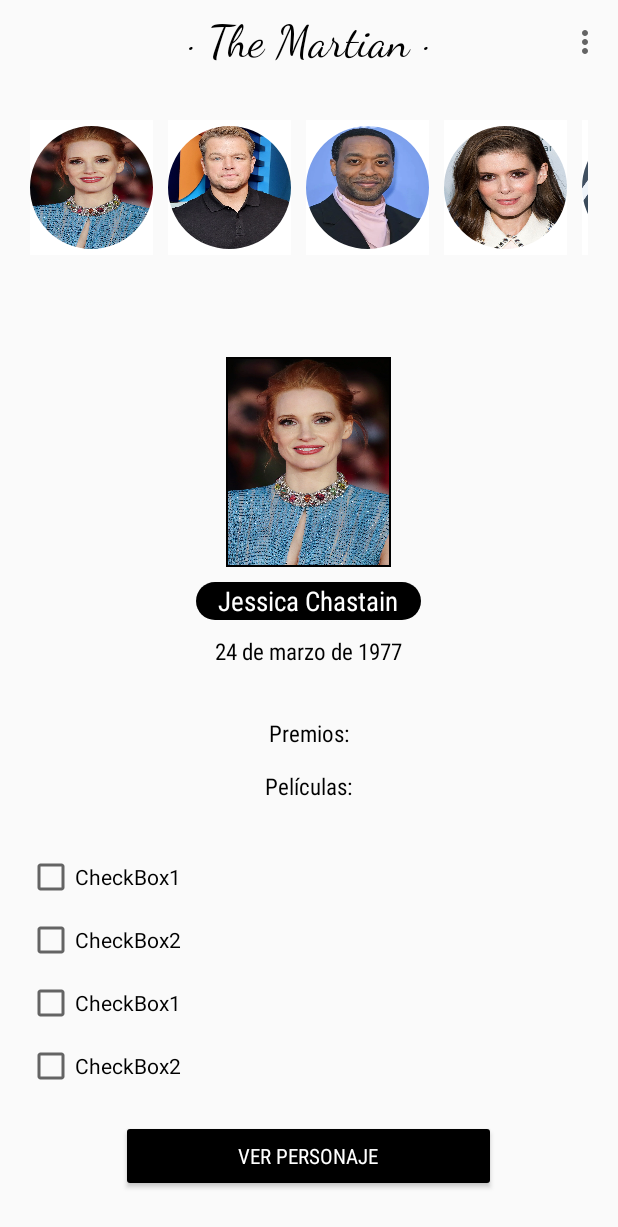
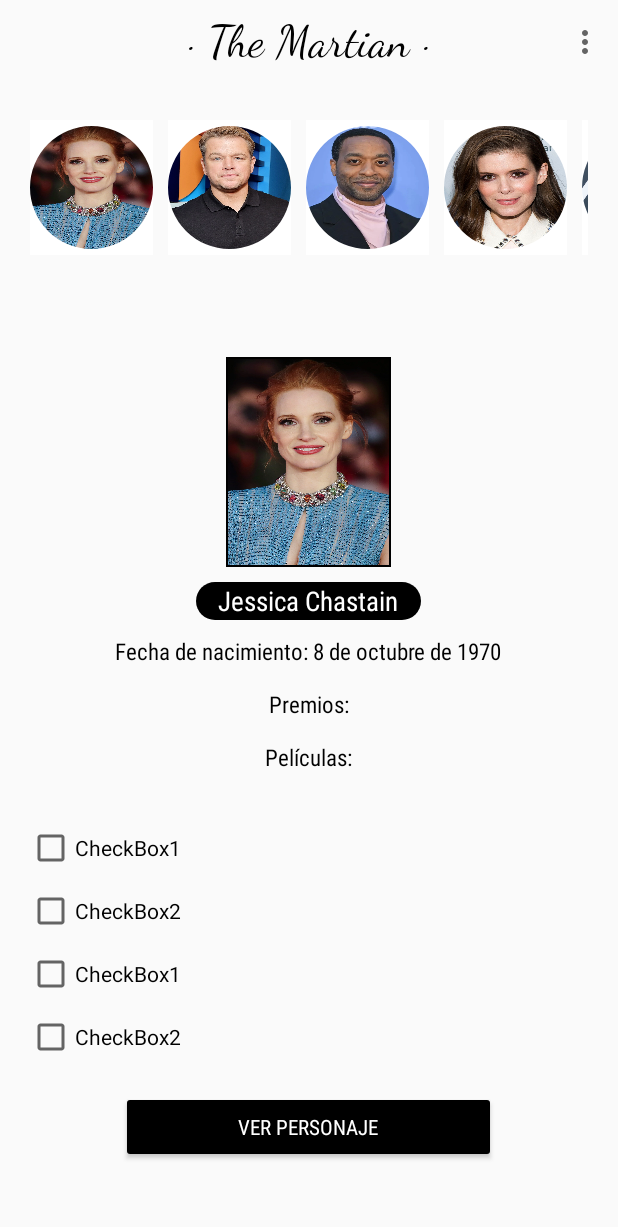
Before and after one commit to majo08velas/finalMoviles, an Android app: the screen it shows after launch (MainActivity), after a tap on an icon or button, on a phone screen of 412 x 824 dp. Shown: the top 1227 px of the screen. Run offline under Robolectric (Android 15) with nearby library versions, the phone set to English and light mode, and no system bars.

Commit message:
Se agregó funcionalidad de cambio de imagen y texto

```diff
--- a/app/src/main/java/com/example/myapplication/MainActivity.kt
+++ b/app/src/main/java/com/example/myapplication/MainActivity.kt
@@ -46,76 +46,95 @@ class MainActivity : AppCompatActivity() {
         val txtActorAwards = findViewById<TextView>(R.id.actorAwards)
         val txtActorMovies = findViewById<TextView>(R.id.actorMovies)
 
-        btnJessica.setOnClickListener{
-            imageView.setBackgroundResource(R.drawable.jessica)
-            txtActorName.text = "Jessica Chastain"
-            txtActorBornDate.text = "24 de marzo de 1977"
-        }
+        val actor1 = Actor("Matt", "Damon", R.drawable.matt, "8 de octubre de 1970")
+        val actor2 = Actor("Jessica", "Chastain",R.drawable.jessica, "24 de marzo de 1977" )
+        val actor3 = Actor("Chiwetel ", "Ejiofor",R.drawable.chiwetel, "10 de julio de 1977" )
+        val actor4 = Actor("Kate ", "Mara",R.drawable.kate, "27 de febrero de 1983" )
+        val actor5 = Actor("Sebastian ", "Stan",R.drawable.sebastian, "13 de agosto de 1982" )
+        val actor6 = Actor("Kristen ", "Wiig",R.drawable.kristen, "22 de agosto de 1973" )
+        val actor7 = Actor("Sean ", "Bean",R.drawable.sean, "17 de abril de 1959" )
+        val actor8 = Actor("Michael ", "Peña",R.drawable.michael, "13 de enero de 1976" )
+        val actor9 = Actor("Aksel ", "Hennie",R.drawable.aksel, "29 de octubre de 1975" )
+        val actor10 = Actor("Jeff ", "Daniels",R.drawable.jeff, "19 de febrero de 1955" )
+        val actor11 = Actor("Donald ", "Glover",R.drawable.donald, "25 de septiembre de 1983" )
+        val actor12 = Actor("Benedict ", "Wong",R.drawable.benedict, "3 de julio de 1971" )
+
+        val character1 = Character("Mark","Watney", "Astronauta","Principal",actor1)
+        val character2 = Character("Melissa","Lewis", "Astronauta","Principal",actor2)
+        val character3 = Character("Venkat","Kapoor", "Astronauta","Secundario", actor3)
 
         btnMatt.setOnClickListener{
             imageView.setBackgroundResource(R.drawable.matt)
-            txtActorName.text = "Matt Damon"
+            txtActorName.text = actor1.fistName + " " + actor1.lastName
+            txtActorBornDate.text = "Fecha de nacimiento: " + actor2.bornDate
         }
+
+        btnJessica.setOnClickListener{
+            imageView.setBackgroundResource(R.drawable.jessica)
+            txtActorName.text = actor2.fistName + " " + actor2.lastName
+            txtActorBornDate.text = "Fecha de nacimiento: " + actor1.bornDate
+        }
+
         btnChiwetel.setOnClickListener{
             imageView.setBackgroundResource(R.drawable.chiwetel)
-            txtActorName.text = "Chiwetel Ejiofor"
+            txtActorName.text = actor3.fistName + " " + actor3.lastName
+            txtActorBornDate.text = "Fecha de nacimiento: " + actor3.bornDate
         }
 
         btnKate.setOnClickListener{
             imageView.setBackgroundResource(R.drawable.kate)
-            txtActorName.text = "Kate Mara"
+            txtActorName.text = actor4.fistName + " " + actor4.lastName
+            txtActorBornDate.text = "Fecha de nacimiento: " + actor4.bornDate
         }
 
         btnSebastian.setOnClickListener{
             imageView.setBackgroundResource(R.drawable.sebastian)
-            txtActorName.text = "Sebastian Stan"
+            txtActorName.text = actor5.fistName + " " + actor5.lastName
+            txtActorBornDate.text = "Fecha de nacimiento: " + actor5.bornDate
         }
 
         btnKristen.setOnClickListener{
             imageView.setBackgroundResource(R.drawable.kristen)
-            txtActorName.text = "Kristen Wiig"
+            txtActorName.text = actor6.fistName + " " + actor6.lastName
+            txtActorBornDate.text = "Fecha de nacimiento: " + actor6.bornDate
         }
 
         btnSean.setOnClickListener{
             imageView.setBackgroundResource(R.drawable.sean)
-            txtActorName.text = "Sean Bean"
+            txtActorName.text = actor7.fistName + " " + actor7.lastName
+            txtActorBornDate.text = "Fecha de nacimiento: " + actor7.bornDate
         }
 
         btnMichael.setOnClickListener{
             imageView.setBackgroundResource(R.drawable.michael)
-            txtActorName.text = "Michael Peña"
+            txtActorName.text = actor8.fistName + " " + actor8.lastName
+            txtActorBornDate.text = "Fecha de nacimiento: " + actor8.bornDate
         }
 
         btnAksel.setOnClickListener{
             imageView.setBackgroundResource(R.drawable.aksel)
-            txtActorName.text = "Aksel Hennie"
+            txtActorName.text = actor9.fistName + " " + actor9.lastName
+            txtActorBornDate.text = "Fecha de nacimiento: " + actor9.bornDate
         }
 
         btnJeff.setOnClickListener{
             imageView.setBackgroundResource(R.drawable.jeff)
-            txtActorName.text = "Jeff Daniels"
+            txtActorName.text = actor10.fistName + " " + actor10.lastName
+            txtActorBornDate.text = "Fecha de nacimiento: " + actor10.bornDate
         }
 
         btnDonald.setOnClickListener{
             imageView.setBackgroundResource(R.drawable.donald)
-            txtActorName.text = "Donald Glover"
+            txtActorName.text = actor11.fistName + " " + actor11.lastName
+            txtActorBornDate.text = "Fecha de nacimiento: " + actor11.bornDate
         }
 
         btnBenedict.setOnClickListener{
             imageView.setBackgroundResource(R.drawable.benedict)
-            txtActorName.text = "Benedict Wong"
+            txtActorName.text = actor12.fistName + " " + actor12.lastName
+            txtActorBornDate.text = "Fecha de nacimiento: " + actor12.bornDate
         }
 
-
-
-
-
-        val actor1 = Actor("Matt", "Damon", R.drawable.matt, "1970-09-08")
-        val actor2 = Actor("Jessica", "Chastain",R.drawable.jessica, "1977-02-24" )
-        val actor3 = Actor("Chiwetel ", "Ejiofor",R.drawable.chiwetel, "1977-06-10" )
-        val character1 = Character("Mark","Watney", "Astronauta","Principal",actor1)
-        val character2 = Character("Melissa","Lewis", "Astronauta","Principal",actor2)
-        val character3 = Character("Venkat","Kapoor", "Astronauta","Secundario", actor3)
 
 
         /*buttonUno.setOnClickListener {
@@ -133,8 +152,8 @@ class MainActivity : AppCompatActivity() {
             val i = Intent(this, ProfileActor::class.java)
             prefs.run {
                 saveFullName("${actor.fistName} ${actor.lastName}" )
+                saveImage(actor.image)
                 saveDateBorn(actor.bornDate)
-                saveImage(actor.image)
                 saveMovies(actor.movies)
             }
             startActivity(i)
--- a/app/src/main/res/layout/activity_main.xml
+++ b/app/src/main/res/layout/activity_main.xml
@@ -178,7 +178,7 @@
 
             <TextView
                 android:id="@+id/actorBornDate"
-                android:layout_width="150dp"
+                android:layout_width="wrap_content"
                 android:layout_height="25dp"
                 android:layout_gravity="center"
                 android:layout_marginTop="10dp"
@@ -187,10 +187,6 @@
                 android:textAlignment="center"
                 android:textColor="@color/black"
                 android:textSize="15sp" />
-
-            <TextView
-                android:layout_width="wrap_content"
-                android:layout_height="wrap_content" />
 
             <TextView
                 android:id="@+id/actorAwards"
```
